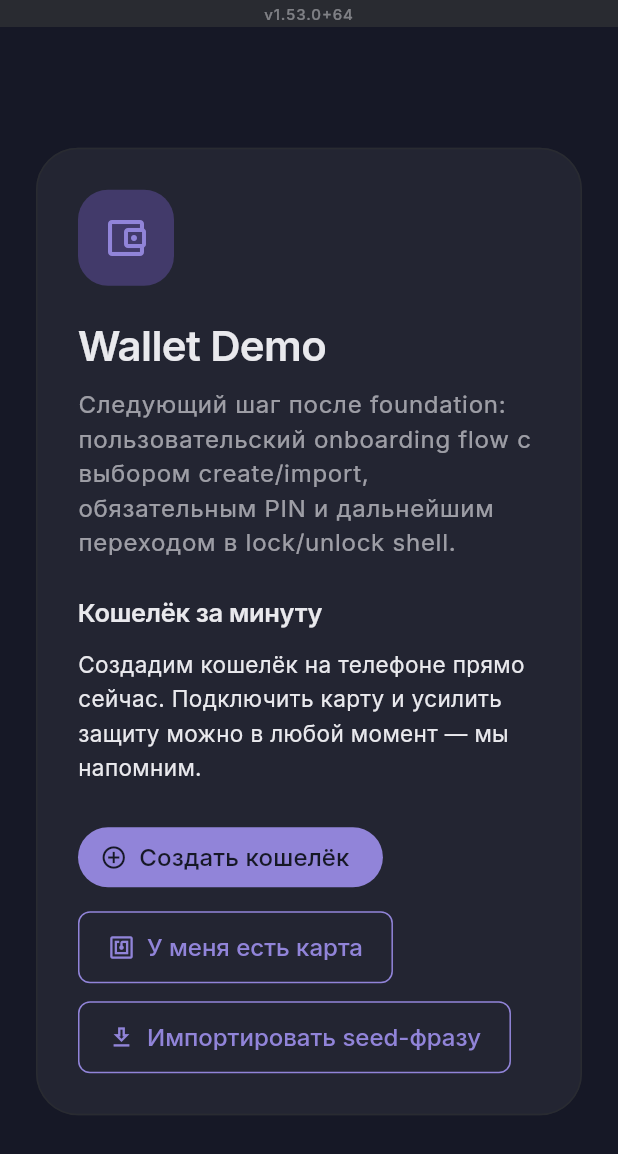
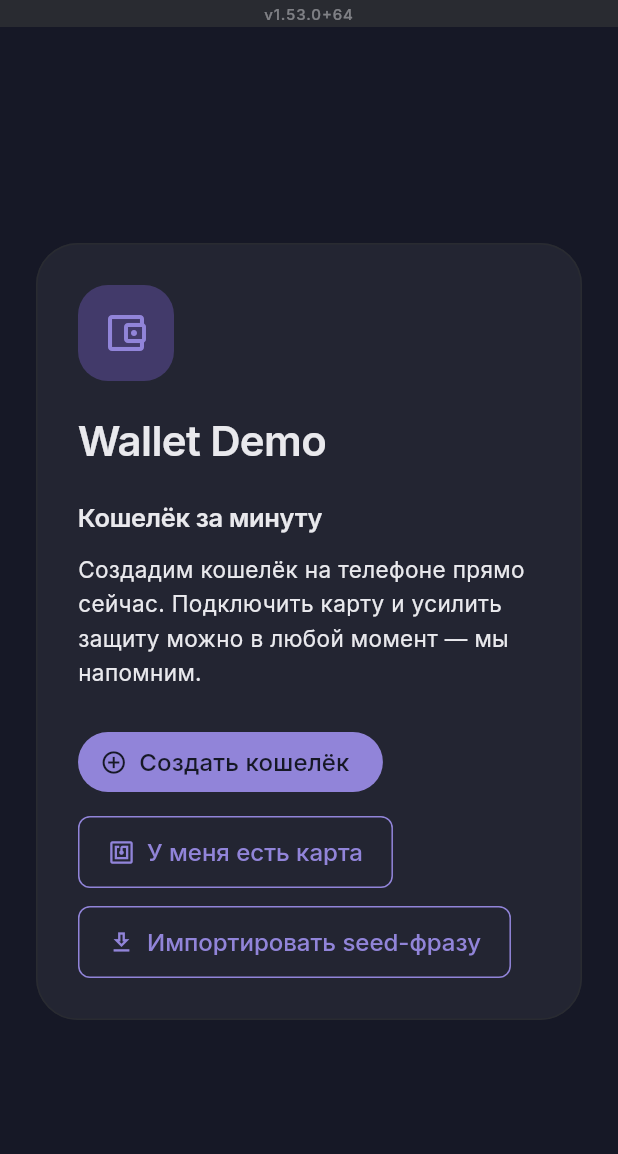
Before and after one commit to code-agent-43824/mobile-wallet-demo, a Flutter app: the screen it shows after launch, on a phone screen of 412 x 824 dp. Shown: the top 1154 px of the screen. Run offline on Flutter 3.47's test engine with Material 3 defaults, Android fonts, the phone set to English and light mode, and no system bars; our stand-ins replace convert, flutter_secure_storage, local_auth; missing offline and left inert: bc_ur, bip32, bip39, cbor, cryptography, file_selector and 7 more; generated files the repository leaves out were written again.

Commit message:
fix(ui): stop showing internal notes to the user, localize the busy overlay
The onboarding header printed a per-stage description under the app name, and
those descriptions were engineering notes: "Onboarding/auth shell готов. Теперь
поверх него строим первый действительно полезный read-only wallet слой", "Следующий
шаг после foundation: пользовательский onboarding flow с выбором create/import".
A user reads that on the first screen they ever see.

Every stage now carries its own title and copy -- variant B's «Кошелёк за
минуту», «Кошелёк на этом телефоне», «Импорт существующего кошелька» and the
card screens -- so the header description was both redundant and wrong in tone.
Removed it and the twelve strings behind it, along with the stage parameter it
needed.

Also moved the busy/NFC overlay copy into ARB, reusing the card-tap body that
was already there rather than keeping a second wording of the same sentence.

Co-Authored-By: Claude Opus 4.8 <noreply@anthropic.com>
Claude-Session: https://claude.ai/code/session_017xMQeGGUVxnfGgaECzwiGi

```diff
--- a/lib/l10n/app_en.arb
+++ b/lib/l10n/app_en.arb
@@ -109,5 +109,8 @@
   "airgapStep3Title": "Return the signature to MetaMask",
   "airgapAccountQr": "Public account QR for MetaMask",
   "airgapSignatureQr": "Transaction signature QR for MetaMask",
-  "airgapLoadQrFile": "Load a QR from a file"
+  "airgapLoadQrFile": "Load a QR from a file",
+  "busyTakesSeconds": "This takes a few seconds.",
+  "busyCancelNfc": "Cancel waiting for the card",
+  "busyCancelling": "Cancelling…"
 }
--- a/lib/l10n/app_ru.arb
+++ b/lib/l10n/app_ru.arb
@@ -76,5 +76,8 @@
   "airgapStep3Title": "Верните подпись в MetaMask",
   "airgapAccountQr": "QR публичного аккаунта для MetaMask",
   "airgapSignatureQr": "QR подписи транзакции для MetaMask",
-  "airgapLoadQrFile": "Загрузить QR из файла"
+  "airgapLoadQrFile": "Загрузить QR из файла",
+  "busyTakesSeconds": "Это занимает несколько секунд.",
+  "busyCancelNfc": "Отменить ожидание NFC",
+  "busyCancelling": "Отменяем ожидание…"
 }
--- a/lib/src/wallet_flow_screen.dart
+++ b/lib/src/wallet_flow_screen.dart
@@ -415,7 +415,7 @@ class _WalletFlowScreenState extends State<WalletFlowScreen> {
                         mainAxisSize: MainAxisSize.min,
                         crossAxisAlignment: CrossAxisAlignment.start,
                         children: [
-                          _Header(stage: _controller.stage),
+                          const _Header(),
                           if (errorMessage != null) ...[
                             const SizedBox(height: 20),
                             _ErrorBanner(message: errorMessage),
--- a/lib/src/wallet_flow_screen_widgets.dart
+++ b/lib/src/wallet_flow_screen_widgets.dart
@@ -22,6 +22,7 @@ class _BusyOverlay extends StatelessWidget {
 
   @override
   Widget build(BuildContext context) {
+    final l10n = AppLocalizations.of(context);
     final theme = Theme.of(context);
     return Positioned.fill(
       child: ColoredBox(
@@ -49,10 +50,7 @@ class _BusyOverlay extends StatelessWidget {
                   ),
                   const SizedBox(height: 8),
                   Text(
-                    awaitingCard
-                        ? 'Держите карту у задней стороны телефона. '
-                              'Ключ с карты не считывается.'
-                        : 'Это занимает несколько секунд.',
+                    awaitingCard ? l10n.tapCardBody : l10n.busyTakesSeconds,
                     textAlign: TextAlign.center,
                     style: theme.textTheme.bodySmall?.copyWith(
                       color: theme.colorScheme.onSurfaceVariant,
@@ -64,8 +62,8 @@ class _BusyOverlay extends StatelessWidget {
                       onPressed: cancellationRequested ? null : onCancel,
                       child: Text(
                         cancellationRequested
-                            ? 'Отменяем ожидание…'
-                            : 'Отменить ожидание NFC',
+                            ? l10n.busyCancelling
+                            : l10n.busyCancelNfc,
                       ),
                     ),
                   ],
@@ -80,9 +78,7 @@ class _BusyOverlay extends StatelessWidget {
 }
 
 class _Header extends StatelessWidget {
-  const _Header({required this.stage});
-
-  final WalletFlowStage stage;
+  const _Header();
 
   @override
   Widget build(BuildContext context) {
@@ -111,45 +107,8 @@ class _Header extends StatelessWidget {
             fontWeight: FontWeight.w700,
           ),
         ),
-        const SizedBox(height: 12),
-        Text(
-          _descriptionFor(stage),
-          style: theme.textTheme.bodyLarge?.copyWith(
-            color: theme.colorScheme.onSurfaceVariant,
-            height: 1.45,
-          ),
-        ),
       ],
     );
-  }
-
-  String _descriptionFor(WalletFlowStage stage) {
-    switch (stage) {
-      case WalletFlowStage.loading:
-        return 'Проверяю текущее состояние кошелька и подготавливаю onboarding shell.';
-      case WalletFlowStage.welcome:
-        return 'Следующий шаг после foundation: пользовательский onboarding flow с выбором create/import, обязательным PIN и дальнейшим переходом в lock/unlock shell.';
-      case WalletFlowStage.createWallet:
-        return 'Новый кошелёк начнётся с обязательного PIN, а затем приложение создаст seed-фразу и покажет её один раз.';
-      case WalletFlowStage.importWallet:
-        return 'Импортируем существующую seed-фразу, задаём PIN и переводим приложение в тот же защищённый shell, что и для нового кошелька.';
-      case WalletFlowStage.showSeed:
-        return 'Это одноразовый экран резервного сохранения seed-фразы. После закрытия приложения seed больше не должен показываться в открытом виде.';
-      case WalletFlowStage.rutokenCreate:
-        return 'Создаём восстанавливаемый BIP-39 backup перед записью master key на Рутокен.';
-      case WalletFlowStage.rutokenImport:
-        return 'Импортируем существующий BIP-39 backup в пустой Рутокен.';
-      case WalletFlowStage.rutokenBackup:
-        return 'Требуем подтверждение полного offline backup до аппаратного provisioning.';
-      case WalletFlowStage.biometricPrompt:
-        return 'После PIN можно включить биометрию как удобный путь разблокировки: реальную на мобильных платформах и имитацию на Windows для demo-сценария.';
-      case WalletFlowStage.locked:
-        return 'Кошелёк инициализирован, но заблокирован. Дальше доступ в приложение идёт через PIN, а при включённой биометрии — ещё и через быстрый biometric unlock.';
-      case WalletFlowStage.unlocked:
-        return 'Onboarding/auth shell готов. Теперь поверх него строим первый действительно полезный read-only wallet слой: баланс, токены, история и локальный кэш.';
-      case WalletFlowStage.connections:
-        return 'Подключения WalletConnect: dApp подключается к этому кошельку, присылает запросы на подпись, а кошелёк одобряет их и подписывает локальным vault. Пока работает поверх фейкового сервиса — реальный реле/SDK подключим позже.';
-    }
   }
 }
 
```
